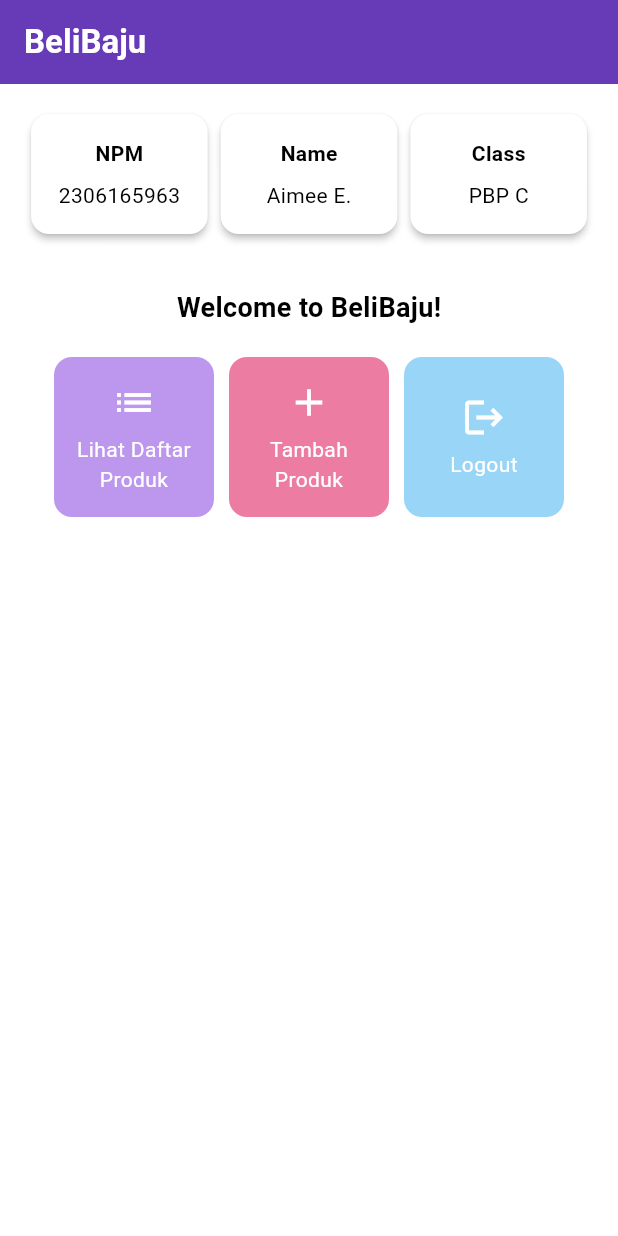
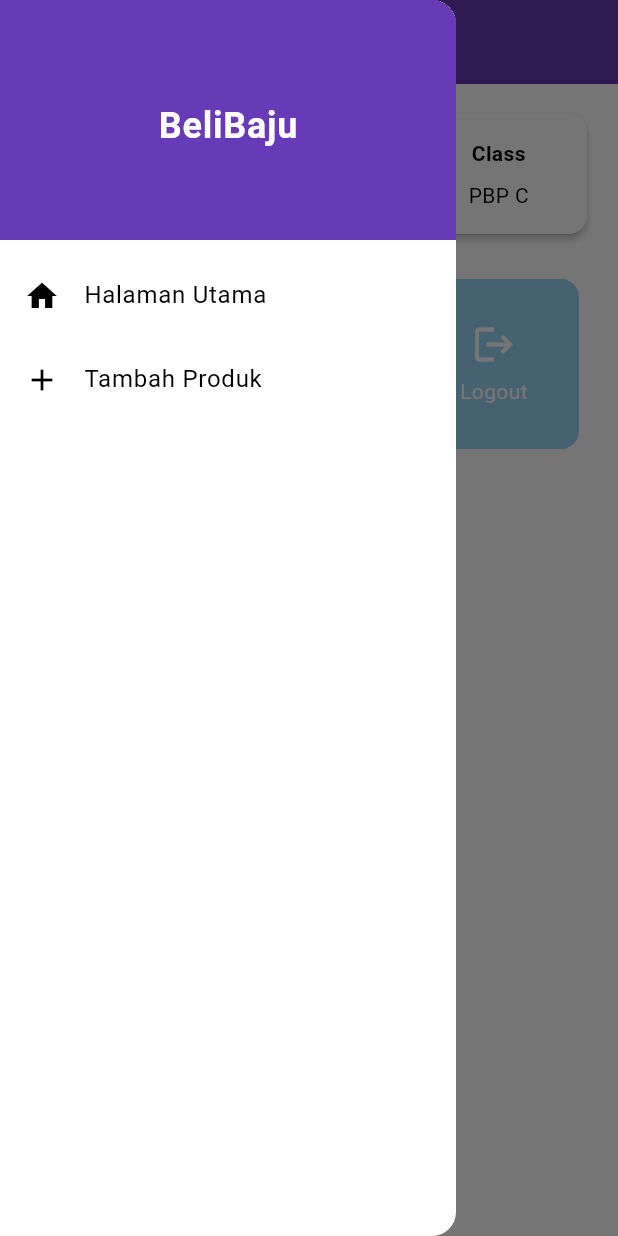
Before and after one commit to aernanto/BeliBajuMobile, a Flutter app: the screen it shows after launch, with the side drawer open (before the commit the screen has no drawer), on a phone screen of 412 x 824 dp. Run offline on Flutter 3.47's test engine with Material 3 defaults, Android fonts, the phone set to English and light mode, and no system bars.

Commit message:
Final Tugas 8

```diff
--- a/lib/main.dart
+++ b/lib/main.dart
@@ -1,5 +1,5 @@
 import 'package:flutter/material.dart';
-import 'package:beli_baju/menu.dart';
+import 'package:beli_baju/screens/menu.dart';
 
 void main() {
   runApp(const MyApp());
@@ -8,11 +8,10 @@
 class MyApp extends StatelessWidget {
   const MyApp({super.key});
 
-  // This widget is the root of your application.
   @override
   Widget build(BuildContext context) {
     return MaterialApp(
-      title: 'Flutter Demo',
+      title: 'BeliBaju',
       theme: ThemeData(
         // This is the theme of your application.
         //
--- a/lib/menu.dart
+++ /dev/null
@@ -1,154 +0,0 @@
-import 'package:flutter/material.dart';
-
-class MyHomePage extends StatelessWidget {
-  final String npm = '2306165963'; // NPM
-  final String name = 'Aimee E.'; // Nama
-  final String className = 'PBP C'; // Kelas
-
-  MyHomePage({super.key});
-
-  final List<ItemHomepage> items = [
-    ItemHomepage("Lihat Daftar Produk", Icons.list, const Color.fromARGB(255, 189, 151, 238)),
-    ItemHomepage("Tambah Produk", Icons.add, const Color.fromARGB(255, 237, 124, 162)),
-    ItemHomepage("Logout", Icons.logout, const Color.fromARGB(255, 152, 213, 247)),
-  ];
-
-  @override
-  Widget build(BuildContext context) {
-    return Scaffold(
-      appBar: AppBar(
-        title: const Text(
-          'BeliBaju',
-          style: TextStyle(
-            color: Colors.white,
-            fontWeight: FontWeight.bold,
-          ),
-        ),
-        backgroundColor: Theme.of(context).colorScheme.primary,
-      ),
-      body: Padding(
-        padding: const EdgeInsets.all(16.0),
-        child: Column(
-          crossAxisAlignment: CrossAxisAlignment.center,
-          children: [
-            Row(
-              mainAxisAlignment: MainAxisAlignment.spaceEvenly,
-              children: [
-                InfoCard(title: 'NPM', content: npm),
-                InfoCard(title: 'Name', content: name),
-                InfoCard(title: 'Class', content: className),
-              ],
-            ),
-            const SizedBox(height: 16.0),
-            Center(
-              child: Column(
-                children: [
-                  const Padding(
-                    padding: EdgeInsets.only(top: 16.0),
-                    child: Text(
-                      'Welcome to BeliBaju!',
-                      style: TextStyle(
-                        fontWeight: FontWeight.bold,
-                        fontSize: 18.0,
-                      ),
-                    ),
-                  ),
-                  GridView.count(
-                    primary: true,
-                    padding: const EdgeInsets.all(20),
-                    crossAxisSpacing: 10,
-                    mainAxisSpacing: 10,
-                    crossAxisCount: 3,
-                    shrinkWrap: true,
-                    children: items.map((ItemHomepage item) {
-                      return ItemCard(item);
-                    }).toList(),
-                  ),
-                ],
-              ),
-            ),
-          ],
-        ),
-      ),
-    );
-  }
-}
-
-class InfoCard extends StatelessWidget {
-  final String title;
-  final String content;
-
-  const InfoCard({super.key, required this.title, required this.content});
-
-  @override
-  Widget build(BuildContext context) {
-    return Card(
-      elevation: 2.0,
-      child: Container(
-        width: MediaQuery.of(context).size.width / 3.5,
-        padding: const EdgeInsets.all(16.0),
-        child: Column(
-          children: [
-            Text(
-              title,
-              style: const TextStyle(fontWeight: FontWeight.bold),
-            ),
-            const SizedBox(height: 8.0),
-            Text(content),
-          ],
-        ),
-      ),
-    );
-  }
-}
-
-class ItemCard extends StatelessWidget {
-  final ItemHomepage item;
-
-  const ItemCard(this.item, {super.key});
-
-  @override
-  Widget build(BuildContext context) {
-    return Material(
-      color: item.color,
-      borderRadius: BorderRadius.circular(12),
-      child: InkWell(
-        onTap: () {
-          String message = "Kamu telah menekan tombol ${item.name}";
-          ScaffoldMessenger.of(context)
-            ..hideCurrentSnackBar()
-            ..showSnackBar(SnackBar(content: Text(message)));
-        },
-        child: Container(
-          padding: const EdgeInsets.all(8),
-          child: Center(
-            child: Column(
-              mainAxisAlignment: MainAxisAlignment.center,
-              children: [
-                Icon(
-                  item.icon,
-                  color: Colors.white,
-                  size: 30.0,
-                ),
-                const Padding(padding: EdgeInsets.all(3)),
-                Text(
-                  item.name,
-                  textAlign: TextAlign.center,
-                  style: const TextStyle(color: Colors.white),
-                ),
-              ],
-            ),
-          ),
-        ),
-      ),
-    );
-  }
-}
-
-class ItemHomepage {
-  final String name;
-  final IconData icon;
-  final Color color;
-
-  ItemHomepage(this.name, this.icon, this.color);
-}
--- /dev/null
+++ b/lib/screens/menu.dart
@@ -0,0 +1,149 @@
+import 'package:flutter/material.dart';
+import 'package:beli_baju/widgets/left_drawer.dart';
+import 'package:beli_baju/screens/product_form.dart';
+
+class MyHomePage extends StatelessWidget {
+  final String npm = '2306165963'; // NPM
+  final String name = 'Aimee E.'; // Nama
+  final String className = 'PBP C'; // Kelas
+
+  MyHomePage({super.key});
+
+  final List<ItemHomepage> items = [
+    ItemHomepage("Lihat Daftar Produk", Icons.list, const Color.fromARGB(255, 189, 151, 238)),
+    ItemHomepage("Tambah Produk", Icons.add, const Color.fromARGB(255, 237, 124, 162)),
+    ItemHomepage("Logout", Icons.logout, const Color.fromARGB(255, 152, 213, 247)),
+  ];
+
+  @override
+  Widget build(BuildContext context) {
+    return Scaffold(
+      drawer: const LeftDrawer(),
+      appBar: AppBar(
+        iconTheme: const IconThemeData(color: Colors.white),
+        title: const Text(
+          'BeliBaju',
+          style: TextStyle(
+            color: Colors.white,
+            fontWeight: FontWeight.bold,
+          ),
+        ),
+        backgroundColor: Theme.of(context).colorScheme.primary,
+      ),
+      body: Padding(
+        padding: const EdgeInsets.all(16.0),
+        child: Column(
+          crossAxisAlignment: CrossAxisAlignment.center,
+          children: [
+            // Display NPM, Name, and Class
+            Row(
+              mainAxisAlignment: MainAxisAlignment.spaceEvenly,
+              children: [
+                InfoCard(title: 'NPM', content: npm),
+                InfoCard(title: 'Name', content: name),
+                InfoCard(title: 'Class', content: className),
+              ],
+            ),
+            const SizedBox(height: 16.0),
+            // Grid of Product Cards
+            Expanded(
+              child: GridView.count(
+                crossAxisCount: 3,
+                padding: const EdgeInsets.all(10),
+                crossAxisSpacing: 10,
+                mainAxisSpacing: 10,
+                children: items.map((ItemHomepage item) {
+                  return ProductCard(item);
+                }).toList(),
+              ),
+            ),
+          ],
+        ),
+      ),
+    );
+  }
+}
+
+class ItemHomepage {
+  final String name;
+  final IconData icon;
+  final Color color;
+
+  ItemHomepage(this.name, this.icon, this.color);
+}
+
+class ProductCard extends StatelessWidget {
+  final ItemHomepage item;
+
+  const ProductCard(this.item, {super.key});
+
+  @override
+  Widget build(BuildContext context) {
+    return Material(
+      color: item.color, // Use the color from ItemHomepage here
+      borderRadius: BorderRadius.circular(12),
+      child: InkWell(
+        onTap: () {
+         if (item.name == "Tambah Produk") {
+            Navigator.push(
+              context,
+              MaterialPageRoute(builder: (context) => const ProductFormPage()),
+            );
+          } else {
+            String message = "Kamu telah menekan tombol ${item.name}";
+            ScaffoldMessenger.of(context)
+              ..hideCurrentSnackBar()
+              ..showSnackBar(SnackBar(content: Text(message)));
+          }
+        },
+        child: Container(
+          padding: const EdgeInsets.all(8),
+          child: Column(
+            mainAxisAlignment: MainAxisAlignment.center,
+            children: [
+              Icon(
+                item.icon,
+                color: Colors.white,
+                size: 30.0,
+              ),
+              const Padding(padding: EdgeInsets.all(3)),
+              Text(
+                item.name,
+                textAlign: TextAlign.center,
+                style: const TextStyle(color: Colors.white),
+              ),
+            ],
+          ),
+        ),
+      ),
+    );
+  }
+}
+
+class InfoCard extends StatelessWidget {
+  final String title;
+  final String content;
+
+  const InfoCard({super.key, required this.title, required this.content});
+
+  @override
+  Widget build(BuildContext context) {
+    return Card(
+      elevation: 2.0,
+      child: Container(
+        width: MediaQuery.of(context).size.width / 3.5,
+        padding: const EdgeInsets.all(16.0),
+        child: Column(
+          children: [
+            Text(
+              title,
+              style: const TextStyle(fontWeight: FontWeight.bold),
+            ),
+            const SizedBox(height: 8.0),
+            Text(content),
+          ],
+        ),
+      ),
+    );
+  }
+}
--- /dev/null
+++ b/lib/widgets/left_drawer.dart
@@ -0,0 +1,52 @@
+import 'package:flutter/material.dart';
+import 'package:beli_baju/screens/menu.dart';
+import 'package:beli_baju/screens/product_form.dart';
+
+class LeftDrawer extends StatelessWidget {
+  const LeftDrawer({super.key});
+
+  @override
+  Widget build(BuildContext context) {
+    return Drawer(
+      child: ListView(
+        children: [
+          DrawerHeader(
+            decoration: BoxDecoration(
+              color: Theme.of(context).colorScheme.primary,
+            ),
+            child: const Center(
+              child: Text(
+                'BeliBaju',
+                style: TextStyle(
+                  fontSize: 24,
+                  fontWeight: FontWeight.bold,
+                  color: Colors.white,
+                ),
+              ),
+            ),
+          ),
+          ListTile(
+            leading: const Icon(Icons.home),
+            title: const Text('Halaman Utama'),
+            onTap: () {
+              Navigator.pushReplacement(
+                context,
+                MaterialPageRoute(builder: (context) => MyHomePage()),
+              );
+            },
+          ),
+          ListTile(
+            leading: const Icon(Icons.add),
+            title: const Text('Tambah Produk'),
+            onTap: () {
+              Navigator.pushReplacement(
+                context,
+                MaterialPageRoute(builder: (context) => const ProductFormPage()),
+              );
+            },
+          ),
+        ],
+      ),
+    );
+  }
+}
```
Also changed, not shown: lib/screens/product_form.dart (added, +240 -0 lines), lib/widgets/product_card.dart (added, +44 -0 lines).
